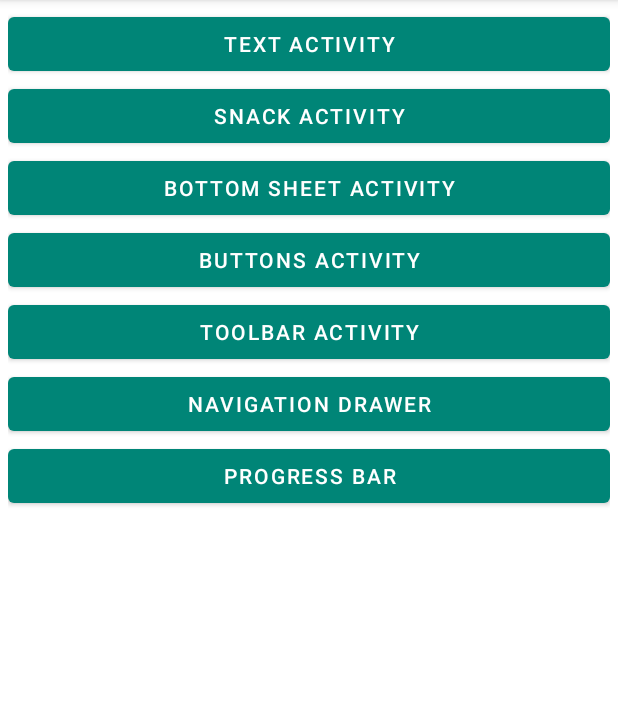
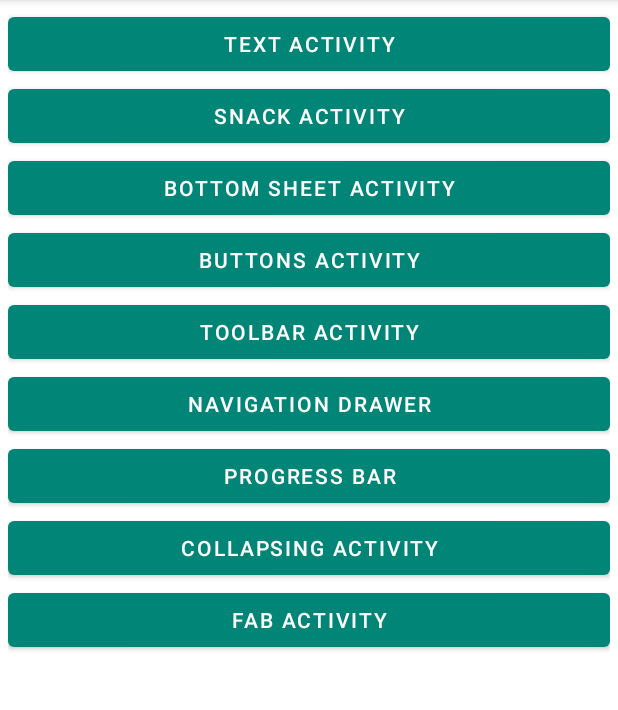
Before and after one commit to Crabgore/MaterialDesign, an Android app: the screen it shows after launch (MainActivity), on a phone screen of 412 x 824 dp, the part 84-794 px from its top. Run offline under Robolectric (Android 15) with nearby library versions, the phone set to English and light mode, and no system bars.

Commit message:
Практическое задание №5

```diff
--- a/app/src/main/java/com/geekbrains/materialdesign/MainActivity.java
+++ b/app/src/main/java/com/geekbrains/materialdesign/MainActivity.java
@@ -45,6 +45,14 @@ public class MainActivity extends AppCompatActivity {
             Intent intent = new Intent(MainActivity.this, ProgressBarActivity.class);
             start(intent);
         });
+        findViewById(R.id.collapsing).setOnClickListener(v -> {
+            Intent intent = new Intent(MainActivity.this, CollapsingActivity.class);
+            start(intent);
+        });
+        findViewById(R.id.fab).setOnClickListener(v -> {
+            Intent intent = new Intent(MainActivity.this, FabActivity.class);
+            start(intent);
+        });
     }
 
     private void start (Intent intent) {
--- a/app/src/main/res/layout/activity_main.xml
+++ b/app/src/main/res/layout/activity_main.xml
@@ -47,4 +47,16 @@
         android:layout_width="match_parent"
         android:layout_height="wrap_content"
         android:text="Progress Bar"/>
+
+    <com.google.android.material.button.MaterialButton
+        android:id="@+id/collapsing"
+        android:layout_width="match_parent"
+        android:layout_height="wrap_content"
+        android:text="Collapsing Activity"/>
+
+    <com.google.android.material.button.MaterialButton
+        android:id="@+id/fab"
+        android:layout_width="match_parent"
+        android:layout_height="wrap_content"
+        android:text="Fab Activity"/>
 </LinearLayout>
--- a/build.gradle
+++ b/build.gradle
@@ -7,7 +7,7 @@ buildscript {
 
     }
     dependencies {
-        classpath 'com.android.tools.build:gradle:3.5.2'
+        classpath 'com.android.tools.build:gradle:3.5.3'
 
         // NOTE: Do not place your application dependencies here; they belong
         // in the individual module build.gradle files
```
Also changed, not shown: app/src/main/AndroidManifest.xml (+6 -1 lines), app/src/main/res/values/strings.xml (+26 -0 lines).
